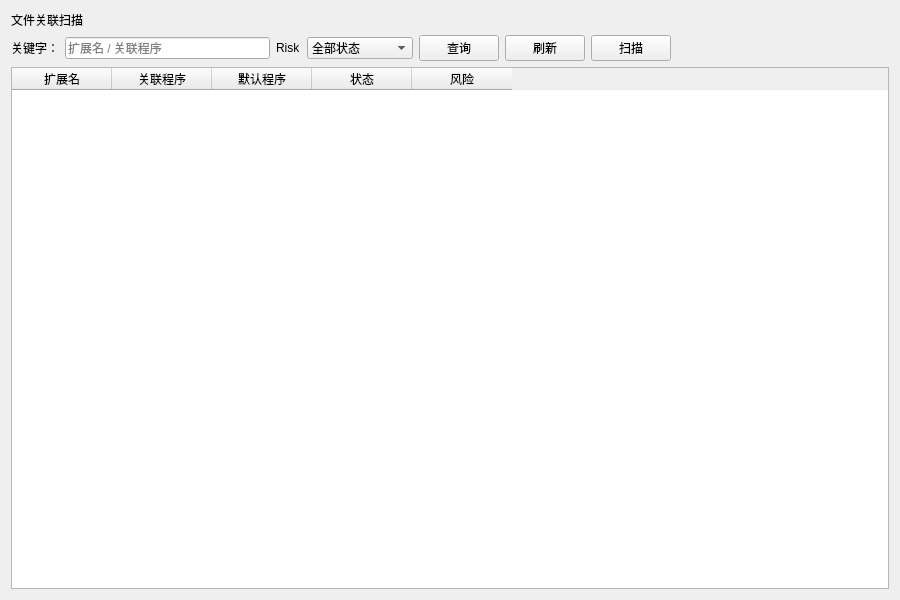
rakehellsx/MaliciousDetector, file ui/FileAssocPage.ui: the form before one commit.
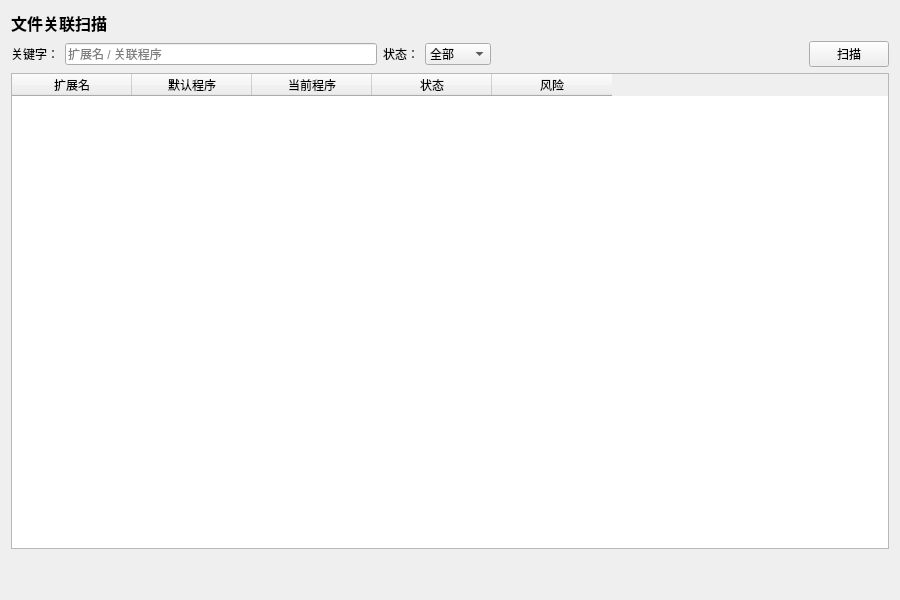
The form after the commit.

```diff
--- a/ui/FileAssocPage.ui
+++ b/ui/FileAssocPage.ui
@@ -5,71 +5,66 @@
   <property name="geometry">
    <rect><x>0</x><y>0</y><width>900</width><height>600</height></rect>
   </property>
-  <property name="windowTitle">
-   <string>FileAssocPage</string>
-  </property>
-
+  <property name="windowTitle"><string>FileAssocPage</string></property>
  <layout class="QVBoxLayout" name="mainLayout">
   <item>
-   <widget class="QLabel" name="lblPageTitle">
+   <widget class="QLabel" name="lblTitle">
     <property name="text"><string>文件关联扫描</string></property>
+     <property name="styleSheet"><string>font-size:16px;font-weight:600;</string></property>
    </widget>
   </item>
   <item>
    <layout class="QHBoxLayout" name="toolbarRow">
-    <item><widget class="QLabel"><property name="text"><string>关键字：</string></property></widget></item>
+     <item>
+      <widget class="QLabel" name="">
+        <property name="text"><string>关键字：</string></property>
+       </widget>
+     </item>
     <item>
      <widget class="QLineEdit" name="m_edtKeyword">
       <property name="placeholderText"><string>扩展名 / 关联程序</string></property>
      </widget>
     </item>
-
    <item>
-    <widget class="QLabel"><property name="text"><string>Risk</string></property></widget>
+      <widget class="QLabel" name="">
+        <property name="text"><string>状态：</string></property>
+       </widget>
    </item>
    <item>
     <widget class="QComboBox" name="m_cmbRisk">
-   <item><property name="text"><string>全部状态</string></property></item>
-   <item><property name="text"><string>高危（已篡改）</string></property></item>
-   <item><property name="text"><string>中危</string></property></item>
-   <item><property name="text"><string>低危</string></property></item>
+        <item><property name="text"><string>全部</string></property></item>
+        <item><property name="text"><string>已篡改</string></property></item>
    <item><property name="text"><string>正常</string></property></item>
     </widget>
    </item>
     <item>
-     <widget class="QPushButton" name="btnQuery">
-      <property name="text"><string>查询</string></property>
-     </widget>
-    </item>
-    <item>
-     <widget class="QPushButton" name="btnRefresh">
-      <property name="text"><string>刷新</string></property>
-     </widget>
-    </item>
-
+      <spacer><property name="orientation"><enum>Qt::Horizontal</enum></property><property name="sizeHint" stdset="0"><size><width>40</width><height>20</height></size></property></spacer>
+     </item>
    <item>
     <widget class="QPushButton" name="m_btnScan">
      <property name="text"><string>扫描</string></property>
     </widget>
    </item>
-    <item><spacer><property name="orientation"><enum>Qt::Horizontal</enum></property><property name="sizeHint" stdset="0"><size><width>40</width><height>20</height></size></property></spacer></item>
-    <item><widget class="QLabel" name="m_lblStatus"><property name="text"><string></string></property></widget></item>
    </layout>
   </item>
   <item>
    <widget class="QTableWidget" name="m_tbl">
-    <property name="alternatingRowColors"><bool>true</bool></property>
-    <property name="editTriggers"><set>QAbstractItemView::NoEditTriggers</set></property>
-    <property name="selectionBehavior"><enum>QAbstractItemView::SelectRows</enum></property>
-           <column><property name="text"><string>扩展名</string></property></column>
-   <column><property name="text"><string>关联程序</string></property></column>
-   <column><property name="text"><string>默认程序</string></property></column>
-   <column><property name="text"><string>状态</string></property></column>
-   <column><property name="text"><string>风险</string></property></column>
+     <property name="columnCount"><number>5</number></property>
+     <attribute name="horizontalHeaderDefaultSectionSize"><number>120</number></attribute>
+     <column><property name="text"><string>扩展名</string></property></column><column><property name="text"><string>默认程序</string></property></column><column><property name="text"><string>当前程序</string></property></column><column><property name="text"><string>状态</string></property></column><column><property name="text"><string>风险</string></property></column>
+    </widget>
+  </item>
+  <item>
+   <widget class="QLabel" name="m_lblSummary">
+     <property name="text"><string></string></property>
+    </widget>
+  </item>
+  <item>
+   <widget class="QLabel" name="m_lblStatus">
+     <property name="text"><string></string></property>
    </widget>
   </item>
  </layout>
-
  </widget>
  <resources/>
  <connections/>
```
Left out of the diff: 2 changed lines with no effect on the pictures. Lines whose indentation alone changed are shown as unchanged.
